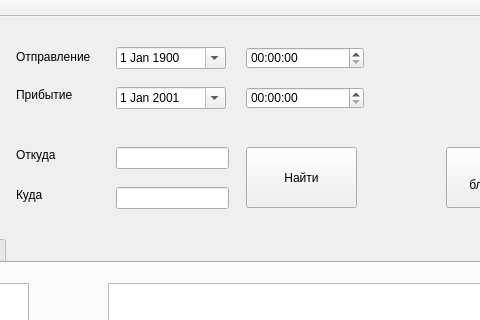
Above: mainwindow.ui from Ivantyaj/QtPatternOne before the change; both pictures show x 254 to 734 and y 0 to 320 of the 1122 by 791 pixel window. Below: the same form after it.
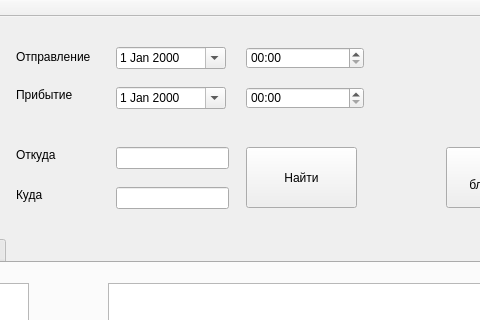
That is the form after the change.

The edit to the form file:
```diff
--- a/mainwindow.ui
+++ b/mainwindow.ui
@@ -112,7 +112,7 @@
       <hour>0</hour>
       <minute>0</minute>
       <second>0</second>
-      <year>1900</year>
+      <year>2000</year>
       <month>1</month>
       <day>1</day>
      </datetime>
@@ -135,7 +135,7 @@
       <hour>0</hour>
       <minute>0</minute>
       <second>0</second>
-      <year>2001</year>
+      <year>2000</year>
       <month>1</month>
       <day>1</day>
      </datetime>
@@ -153,6 +153,9 @@
       <height>22</height>
      </rect>
     </property>
+    <property name="displayFormat">
+     <string>HH:mm</string>
+    </property>
    </widget>
    <widget class="QTimeEdit" name="timeEditTo">
     <property name="geometry">
@@ -163,6 +166,9 @@
       <height>22</height>
      </rect>
     </property>
+    <property name="displayFormat">
+     <string>HH:mm</string>
+    </property>
    </widget>
    <widget class="QLineEdit" name="lineEditFrom">
     <property name="geometry">
```
